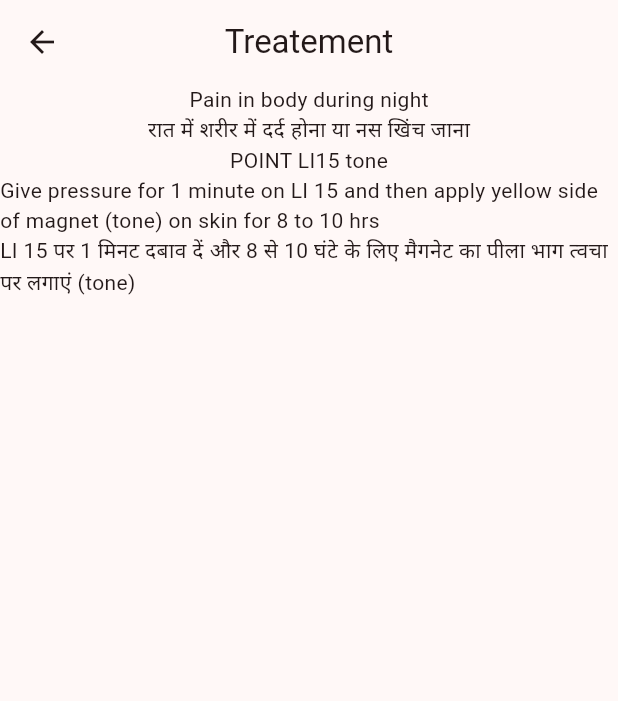
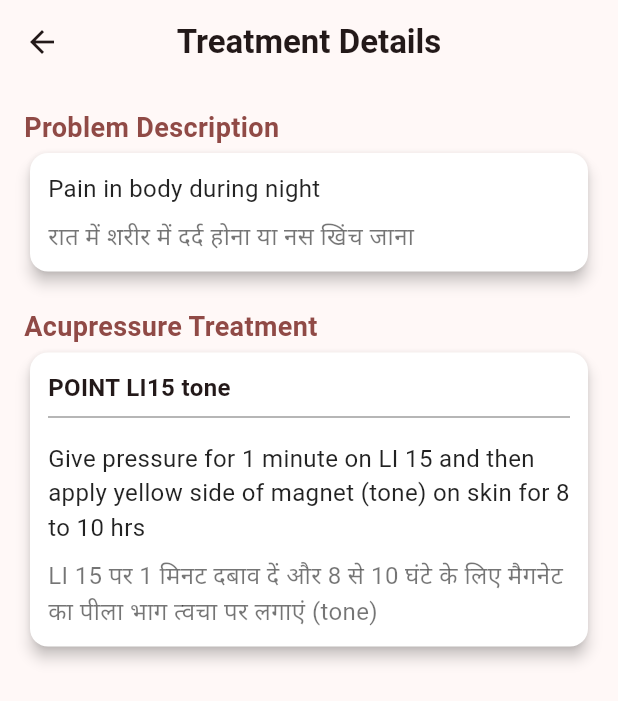
Before and after one commit to kratikpal/divine_assignment, a Flutter app: the TreatmentScreen screen opened directly with sample values from the repository, on a phone screen of 412 x 824 dp. Shown: the top 701 px of the screen. Run offline on Flutter 3.47's test engine with Material 3 defaults, Android fonts, the phone set to English and light mode, and no system bars.

Commit message:
Treatment screen UI

```diff
--- a/lib/screens/home_screen.dart
+++ b/lib/screens/home_screen.dart
@@ -19,7 +19,7 @@ class _HomeScreenState extends State<HomeScreen> {
       body: Column(
         mainAxisAlignment: MainAxisAlignment.start,
         children: [
-          SizedBox(height: MediaQuery.of(context).size.height * 0.2),
+          SizedBox(height: MediaQuery.of(context).size.height * 0.15),
           const Text('Search Problem', style: TextStyle(fontSize: 24)),
           const Padding(
             padding: EdgeInsets.all(12.0),
@@ -32,6 +32,7 @@ class _HomeScreenState extends State<HomeScreen> {
             padding: EdgeInsets.all(12.0),
             child: SearchFieldWidget(
               hintText: 'Search by point name example : hand',
+              isPoint: true,
             ),
           ),
         ],
--- a/lib/screens/treatment_screen.dart
+++ b/lib/screens/treatment_screen.dart
@@ -2,24 +2,113 @@ import 'package:divine_assignment/model/data_model.dart';
 import 'package:flutter/material.dart';
 
 class TreatmentScreen extends StatelessWidget {
-  final DataModel treatement;
-  const TreatmentScreen({super.key, required this.treatement});
+  final DataModel treatment;
+  const TreatmentScreen({super.key, required this.treatment});
 
   @override
   Widget build(BuildContext context) {
     return Scaffold(
       appBar: AppBar(
         centerTitle: true,
-        title: const Text('Treatement'),
+        title: const Text(
+          'Treatment Details',
+          style: TextStyle(
+            fontWeight: FontWeight.bold,
+            fontSize: 22,
+          ),
+        ),
       ),
-      body: Column(
-        children: [
-          Text(treatement.problemDescription),
-          Text(treatement.problemDescriptionHindi),
-          Text(treatement.point),
-          Text(treatement.treatment),
-          Text(treatement.treatmentHindi),
-        ],
+      body: SingleChildScrollView(
+        padding: const EdgeInsets.all(16.0),
+        child: Column(
+          crossAxisAlignment: CrossAxisAlignment.start,
+          children: [
+            Text(
+              'Problem Description',
+              style: TextStyle(
+                fontSize: 18,
+                fontWeight: FontWeight.w600,
+                color: Theme.of(context).colorScheme.primary,
+              ),
+            ),
+            _buildCardContent(context, treatment.problemDescription,
+                treatment.problemDescriptionHindi),
+            const SizedBox(height: 20),
+            Text(
+              'Acupressure Treatment',
+              style: TextStyle(
+                fontSize: 18,
+                fontWeight: FontWeight.w600,
+                color: Theme.of(context).colorScheme.primary,
+              ),
+            ),
+            _buildTreatmentDetails(
+                treatment.point, treatment.treatment, treatment.treatmentHindi),
+          ],
+        ),
+      ),
+    );
+  }
+
+  Widget _buildCardContent(BuildContext context, String text1, String text2) {
+    return Card(
+      shape: RoundedRectangleBorder(borderRadius: BorderRadius.circular(12)),
+      elevation: 4,
+      color: Colors.white,
+      child: Padding(
+        padding: const EdgeInsets.all(12.0),
+        child: Column(
+          crossAxisAlignment: CrossAxisAlignment.start,
+          children: [
+            SizedBox(
+              width: MediaQuery.of(context).size.width,
+            ),
+            Text(
+              text1,
+              style: const TextStyle(fontSize: 16, color: Colors.black87),
+            ),
+            const SizedBox(height: 8),
+            Text(
+              text2,
+              style: const TextStyle(fontSize: 16, color: Colors.black54),
+            ),
+          ],
+        ),
+      ),
+    );
+  }
+
+  Widget _buildTreatmentDetails(
+      String point, String treatment, String treatmentHindi) {
+    return Card(
+      shape: RoundedRectangleBorder(borderRadius: BorderRadius.circular(12)),
+      elevation: 4,
+      color: Colors.white,
+      child: Padding(
+        padding: const EdgeInsets.all(12.0),
+        child: Column(
+          crossAxisAlignment: CrossAxisAlignment.start,
+          children: [
+            Text(
+              point,
+              style: const TextStyle(fontSize: 16, fontWeight: FontWeight.bold),
+            ),
+            const Divider(
+              thickness: 1,
+              color: Colors.grey,
+            ),
+            const SizedBox(height: 8),
+            Text(
+              treatment,
+              style: const TextStyle(fontSize: 16, color: Colors.black87),
+            ),
+            const SizedBox(height: 8),
+            Text(
+              treatmentHindi,
+              style: const TextStyle(fontSize: 16, color: Colors.black54),
+            ),
+          ],
+        ),
       ),
     );
   }
```
Also changed, not shown: lib/widgets/search_field_widget.dart (+43 -22 lines).
